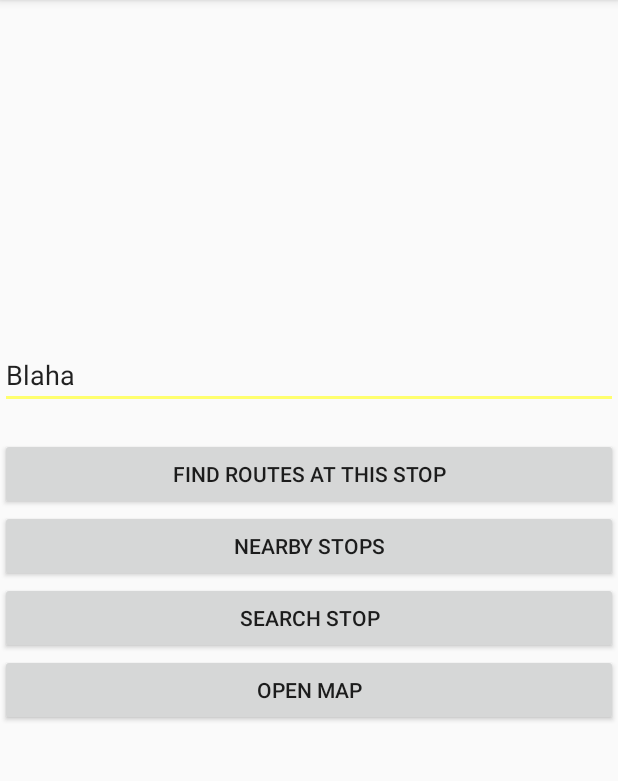
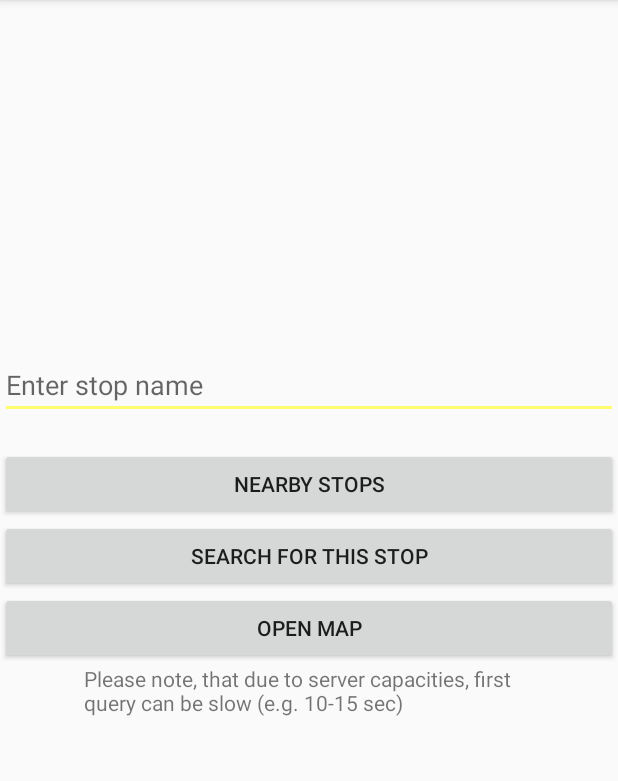
Before and after one commit to FarkaschZoltan/buspal, an Android app: the screen it shows after launch (MainActivity), on a phone screen of 412 x 824 dp, the part 84-865 px from its top. Run offline under Robolectric (Android 15) with nearby library versions, the phone set to English and light mode, and no system bars.

Commit message:
Hotfixes
- Modified app icon
- Fixed a bug, when the app did not showed the departures within an hour
- Fixed a bug which made the map crash the app
- Completed map, now the stop icons are clickable

```diff
--- a/app/app/src/main/java/hu/kristol/buspal/MainActivity.java
+++ b/app/app/src/main/java/hu/kristol/buspal/MainActivity.java
@@ -32,7 +32,7 @@ public class MainActivity extends AppCompatActivity {
         Toolbar toolbar = findViewById(R.id.toolbar);
         setSupportActionBar(toolbar);
 
-        Button button = findViewById(R.id.button);
+        //Button button = findViewById(R.id.button);
         Button button2 = findViewById(R.id.button2);
         Button button3 = findViewById(R.id.button3);
         Button button4 = findViewById(R.id.button4);
@@ -41,7 +41,7 @@ public class MainActivity extends AppCompatActivity {
         checkPermission(Manifest.permission.INTERNET,101);
         checkPermission(Manifest.permission.WRITE_EXTERNAL_STORAGE, 102);
 
-        button.setOnClickListener(new View.OnClickListener() {
+        /*button.setOnClickListener(new View.OnClickListener() {
             @Override
             public void onClick(View v) {
                 TextView out = findViewById(R.id.out);
@@ -52,7 +52,7 @@ public class MainActivity extends AppCompatActivity {
                 i.putExtra("stop", inText);
                 c.startActivity(i);
             }
-        });
+        });*/
 
         button2.setOnClickListener(new View.OnClickListener() {
             @Override
@@ -114,10 +114,7 @@ public class MainActivity extends AppCompatActivity {
                     new String[] { permission },
                     requestCode);
         } else {
-            Toast.makeText(MainActivity.this,
-                    "Permission already granted",
-                    Toast.LENGTH_SHORT)
-                    .show();
+            Log.d("Permission", "Permissions already granted");
         }
     }
 
@@ -134,12 +131,12 @@ public class MainActivity extends AppCompatActivity {
             if (grantResults.length > 0
                     && grantResults[0] == PackageManager.PERMISSION_GRANTED) {
                 Toast.makeText(MainActivity.this,
-                        "Camera Permission Granted",
+                        "Network Permission Granted",
                         Toast.LENGTH_SHORT)
                         .show();
             } else {
                 Toast.makeText(MainActivity.this,
-                        "Camera Permission Denied",
+                        "Network Permission Denied",
                         Toast.LENGTH_SHORT)
                         .show();
             }
--- a/app/app/src/main/java/hu/kristol/buspal/StopDepartures.java
+++ b/app/app/src/main/java/hu/kristol/buspal/StopDepartures.java
@@ -60,7 +60,7 @@ public class StopDepartures extends AppCompatActivity {
         int stopId = (int)i.getIntExtra("stop", 0);
 
         String stopName = i.getStringExtra("stopName");
-        Log.d("StopName", stopName);
+        //Log.d("StopName", stopName);
 
         TextView stopNameContainer = findViewById(R.id.stop_name);
         stopNameContainer.setText(stopName);
--- a/app/app/src/main/res/layout/activity_main.xml
+++ b/app/app/src/main/res/layout/activity_main.xml
@@ -31,19 +31,13 @@
             android:layout_width="match_parent"
             android:layout_height="wrap_content"
             android:ems="10"
-            android:inputType="textPersonName"
-            android:text="Blaha" />
+            android:inputType="text"
+            android:hint="Enter stop name" />
 
         <TextView
             android:id="@+id/out"
             android:layout_width="match_parent"
             android:layout_height="wrap_content" />
-
-        <Button
-            android:id="@+id/button"
-            android:layout_width="match_parent"
-            android:layout_height="wrap_content"
-            android:text="Find routes at this stop" />
 
         <Button
             android:id="@+id/button2"
@@ -55,7 +49,7 @@
             android:id="@+id/button3"
             android:layout_width="match_parent"
             android:layout_height="wrap_content"
-            android:text="Search stop" />
+            android:text="Search for this stop" />
 
         <Button
             android:id="@+id/button4"
@@ -63,6 +57,12 @@
             android:layout_height="wrap_content"
             android:text="Open map" />
 
+        <TextView
+            android:id="@+id/textView"
+            android:layout_width="300dp"
+            android:layout_height="wrap_content"
+            android:text="Please note, that due to server capacities, first query can be slow (e.g. 10-15 sec)" />
+
     </LinearLayout>
 
 </RelativeLayout>
--- a/app/app/src/main/res/layout/activity_map.xml
+++ b/app/app/src/main/res/layout/activity_map.xml
@@ -22,7 +22,7 @@
         android:layout_height="wrap_content"
         android:layout_gravity="bottom|end"
         android:layout_margin="16dp"
-        android:src="@drawable/ic_menu_offline"
+        android:src="@drawable/bus_stop"
         app:layout_constraintCircle="@+id/my_location"
         app:layout_constraintCircleAngle="270"
         app:layout_constraintCircleRadius="70dp"
--- a/app/app/src/main/res/mipmap-anydpi/ic_launcher.xml
+++ b/app/app/src/main/res/mipmap-anydpi/ic_launcher.xml
@@ -1,5 +1,5 @@
 <?xml version="1.0" encoding="utf-8"?>
 <adaptive-icon xmlns:android="http://schemas.android.com/apk/res/android">
-    <background android:drawable="@drawable/ic_launcher_background" />
-    <foreground android:drawable="@drawable/ic_launcher_foreground" />
+    <background android:drawable="@drawable/icon" />
+    <foreground android:drawable="@drawable/icon" />
 </adaptive-icon>
--- a/app/app/src/main/res/mipmap-anydpi/ic_launcher_round.xml
+++ b/app/app/src/main/res/mipmap-anydpi/ic_launcher_round.xml
@@ -1,5 +1,5 @@
 <?xml version="1.0" encoding="utf-8"?>
 <adaptive-icon xmlns:android="http://schemas.android.com/apk/res/android">
-    <background android:drawable="@drawable/ic_launcher_background" />
-    <foreground android:drawable="@drawable/ic_launcher_foreground" />
+    <background android:drawable="@drawable/icon" />
+    <foreground android:drawable="@drawable/icon" />
 </adaptive-icon>
```
Also changed, not shown: app/app/src/main/java/hu/farkasch/buspalbackend/datastructures/Time.java (+6 -1 lines), app/app/src/main/java/hu/kristol/buspal/Map.java (+10 -6 lines), app/app/src/main/res/drawable/icon.png (added), app/app/src/main/res/mipmap-hdpi/ic_launcher.png, app/app/src/main/res/mipmap-mdpi/ic_launcher.png, app/app/src/main/res/mipmap-xhdpi/ic_launcher.png, app/app/src/main/res/mipmap-xxhdpi/ic_launcher.png, app/app/src/main/res/mipmap-xxxhdpi/ic_launcher.png, 1 other file.
